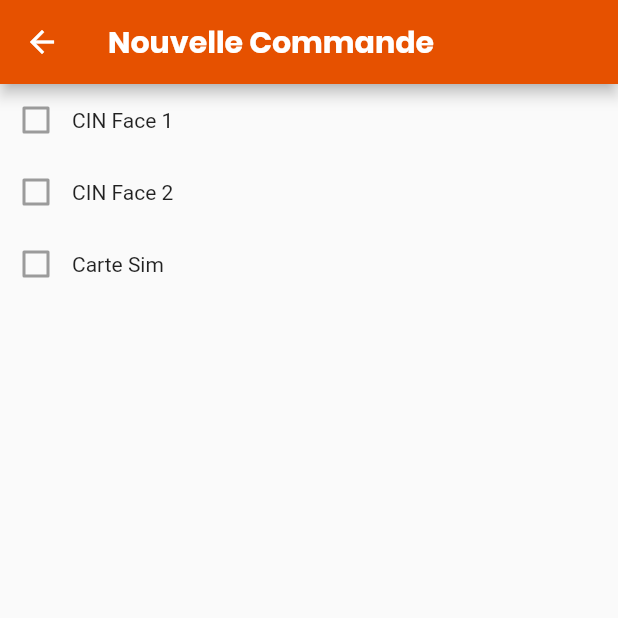
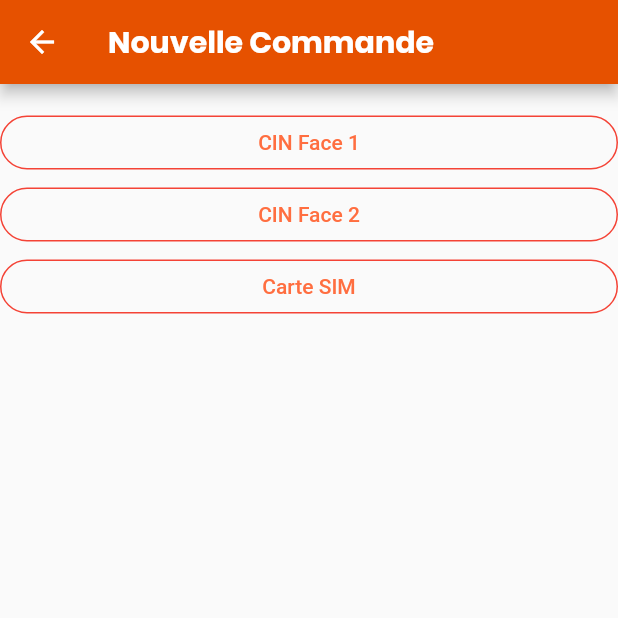
Before and after one commit to elmehdiabouadane/sim_card_app, a Flutter app: the PasserCommandeHomme screen opened directly, on a phone screen of 412 x 824 dp, the top half of it. Run offline on Flutter 3.47's test engine with Material 2 defaults, Android fonts, the phone set to English and light mode, and no system bars; our stand-ins replace bottom_navy_bar, connectivity, csv, firebase_auth, image_picker, shared_preferences and 1 more; missing offline and left inert: firebase_ml_vision; accounts and stored records are empty.

```diff
--- a/lib/entities/Client.dart
+++ b/lib/entities/Client.dart
@@ -1,19 +1,29 @@
 import 'package:carte_app/entities/CinCard.dart';
 
 class Client {
-  String _Id;
-  String _Nom;
-  String _Prenom;
-  String _Address;
-  DateTime _dateNaissance;
-  CinCard _cinCard;
+  String Id;
+  String Nom;
+  String Prenom;
+  String Address;
+  String dateNaissance;
+  CinCard cinCard;
 
-  Client( String id , String nom , String prenom, String add,DateTime dateN, CinCard cin){
-    this._Id = id ;
-    this._Nom = nom;
-    this._Prenom = prenom;
-    this._Address = add;
-    this._dateNaissance = dateN;
-    this._cinCard = cin;
+  Client();
+  Map<String, dynamic> toJson() {
+    return {
+      'id': Id,
+      'nom': Nom,
+      'prenom': Prenom,
+      'datenaissance' : dateNaissance,
+      'adress' : Address,
+      'cin' : cinCard,
+    };
   }
+  Client.fromJson(Map<String, dynamic> json)
+      : Id= json['id'],
+        Nom = json['face1'],
+        Prenom= json['face2'],
+        dateNaissance=json['dateValidite'],
+        Address = json['adress'],
+        cinCard=json['cin'];
 }
--- a/lib/providerDashboard/dashboard.dart
+++ b/lib/providerDashboard/dashboard.dart
@@ -4,6 +4,7 @@ import 'package:carte_app/bottomNavigationBarModel/home.dart';
 import 'package:carte_app/connectivity/connectionStatusSingleton.dart';
 import 'package:carte_app/providerLogin/model/user_repository.dart';
 import 'package:carte_app/providerPasserCommande/passer_commande.dart';
+import 'package:carte_app/providerPasserCommande/passer_commande_home.dart';
 import 'package:firebase_auth/firebase_auth.dart';
 import 'package:flutter/material.dart';
 import 'package:flutter/widgets.dart';
@@ -285,7 +286,7 @@ class DashboardState extends State<Dashboard> with AutomaticKeepAliveClientMixin
                     ]
                 ),
               ),
-              onTap: () => Navigator.push(context, MaterialPageRoute(builder: (context) => PasserCommande())),
+              onTap: () =>  Navigator.push(context, MaterialPageRoute(builder: (context) => PasserCommande(type : "CIN Face 1"))),
             ),
           ],
           staggeredTiles: [
--- a/lib/providerPasserCommande/passer_commande_home.dart
+++ b/lib/providerPasserCommande/passer_commande_home.dart
@@ -12,6 +12,9 @@ class PasserCommandeHomme extends StatefulWidget {
 
 class _PasserCommandeHommeState extends State<PasserCommandeHomme> {
   @override
+  String Face1;
+  String Face2;
+  String Sim;
   Widget build(BuildContext context) {
 
     return   Scaffold(
@@ -36,27 +39,37 @@ class _PasserCommandeHommeState extends State<PasserCommandeHomme> {
     ),
     body: ListView(
       children: <Widget>[
-       Row(
-         children: <Widget>[
-           Checkbox(
-             value: false,
-            ),
-           Text("CIN Face 1")
-         ],
-       ),
-        Row(
-          children: <Widget>[
-            Checkbox(value: false,),
-            Text("CIN Face 2")
-          ],
+        SizedBox(
+          height: 15,
         ),
-        Row(
-          children: <Widget>[
-            Checkbox(value: false,),
-            Text("Carte Sim")
-          ],
-        )
-      ],
+        FlatButton(
+          onPressed: ()=> Navigator.push(context, MaterialPageRoute(builder: (context) => PasserCommande(type : "CIN Face 1"))),
+          child: Text("CIN Face 1",
+              style: TextStyle(color: Colors.deepOrangeAccent) ),
+          shape: RoundedRectangleBorder(
+              borderRadius: new BorderRadius.circular(18.0),
+              side: BorderSide(color: Colors.red)
+          ),
+    ),
+        FlatButton(
+          onPressed: ()=> Navigator.push(context, MaterialPageRoute(builder: (context) => PasserCommande(type : "CIN Face 2"))),
+          child: Text("CIN Face 2",
+              style: TextStyle(color: Colors.deepOrangeAccent)),
+          shape: RoundedRectangleBorder(
+              borderRadius: new BorderRadius.circular(18.0),
+              side: BorderSide(color: Colors.red)
+          ),
+        ),
+        FlatButton(
+          onPressed: ()=> Navigator.push(context, MaterialPageRoute(builder: (context) => PasserCommande(type : "Carte SIM"))),
+          child: Text("Carte SIM",
+          style: TextStyle(color: Colors.deepOrangeAccent)),
+          shape: RoundedRectangleBorder(
+              borderRadius: new BorderRadius.circular(18.0),
+              side: BorderSide(color: Colors.red)
+          ),
+        ),
+      ]
     )
     );
   }
--- a/pubspec.yaml
+++ b/pubspec.yaml
@@ -30,6 +30,8 @@ dependencies:
   #tesseract_ocr:
   firebase_ml_vision:
   image_picker:
+  shared_preferences: ^0.5.6+2
+
   csv: ^4.0.3
 
   # The following adds the Cupertino Icons font to your application.
```
Also changed, not shown: lib/entities/CinCard.dart (+19 -9 lines), lib/providerPasserCommande/passer_commande.dart (+40 -8 lines), lib/providerPasserCommande/repository.dart (added, +31 -0 lines), pubspec.lock.
